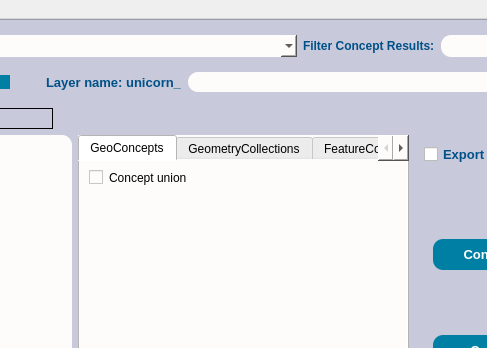
Old version of the form dialogs/ui/sparql_unicorn_dialog_base.ui in the repository Cprudhomme/SpaLOD_qgis_plugin; both pictures show x 784 to 1271 and y 0 to 348 of the 1458 by 773 pixel window.
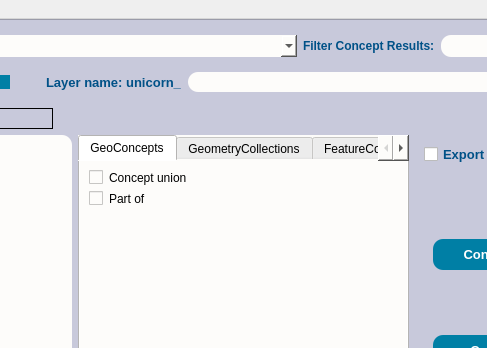
New version of the form.

Commit message: feat: is part of

The edit to the form file:
```diff
--- a/dialogs/ui/sparql_unicorn_dialog_base.ui
+++ b/dialogs/ui/sparql_unicorn_dialog_base.ui
@@ -605,13 +605,25 @@
               <item>
                <widget class="QCheckBox" name="checkBoxUnionConcept">
                 <property name="styleSheet">
-                 <string notr="true">padding: 10px;</string>
+                 <string notr="true">padding: 10px;
+padding-bottom: 0px;</string>
                 </property>
                 <property name="text">
                  <string>Concept union</string>
                 </property>
                </widget>
               </item>
+              <item>
+               <widget class="QCheckBox" name="checkBoxPartOf">
+                <property name="styleSheet">
+                 <string notr="true">padding: 10px;
+padding-top: 0px;</string>
+                </property>
+                <property name="text">
+                 <string>Part of</string>
+                </property>
+               </widget>
+              </item>
               <item>
                <widget class="QTreeView" name="geoTreeView">
                 <property name="styleSheet">
```
The commit also changes 3 other files.
